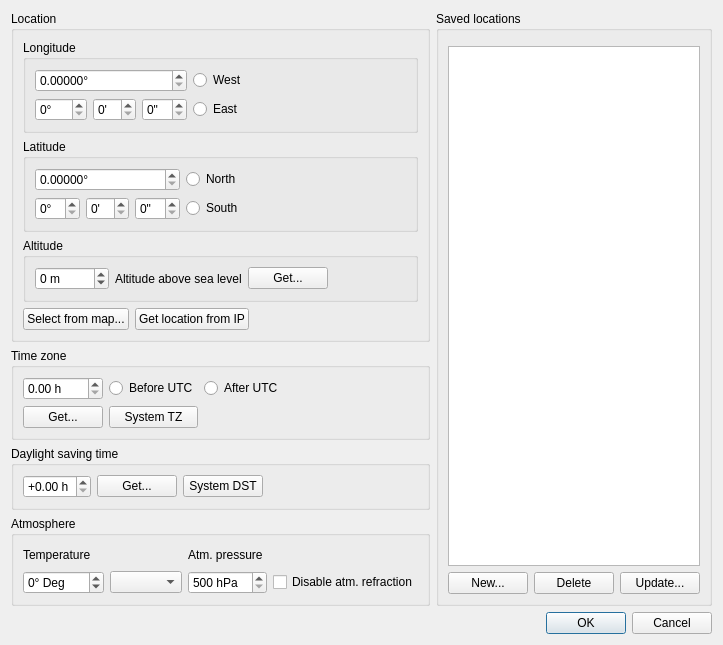
Old version of the form cwpossel.ui in the repository PavelMr/skytechx.
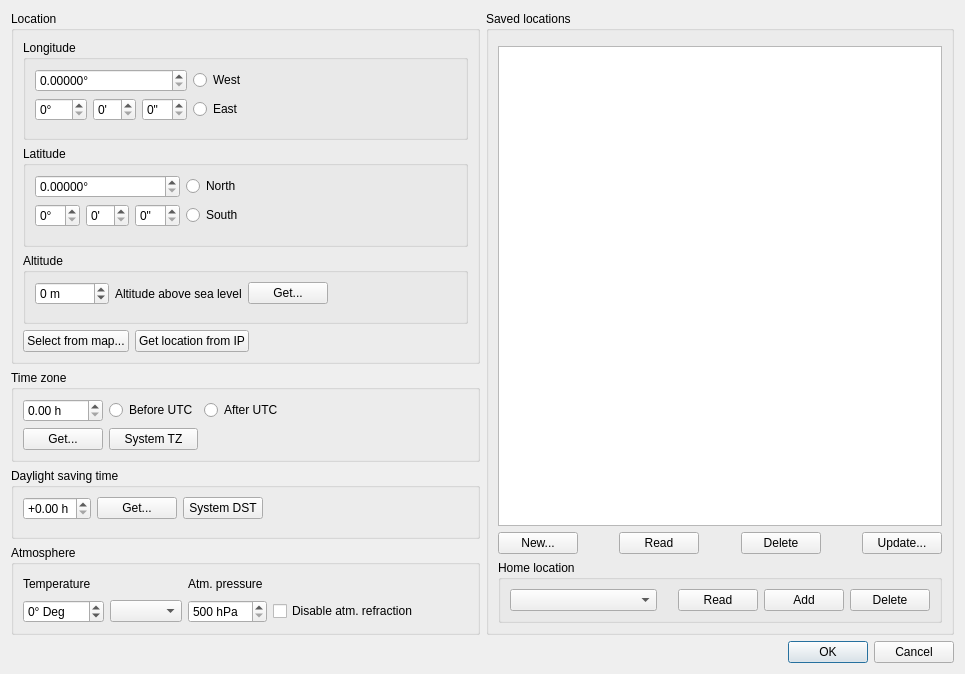
New version of the form. Custom widgets are drawn as their Qt base class.

Commit message: Home location

```diff
--- a/cwpossel.ui
+++ b/cwpossel.ui
@@ -6,8 +6,8 @@
    <rect>
     <x>0</x>
     <y>0</y>
-    <width>684</width>
-    <height>610</height>
+    <width>965</width>
+    <height>674</height>
    </rect>
   </property>
   <property name="windowTitle">
@@ -569,8 +569,11 @@
        <property name="title">
         <string>Saved locations</string>
        </property>
-       <layout class="QGridLayout" name="gridLayout">
-        <item row="1" column="0">
+       <layout class="QVBoxLayout" name="verticalLayout_5">
+        <item>
+         <widget class="CSearchWidget" name="widget" native="true"/>
+        </item>
+        <item>
          <layout class="QVBoxLayout" name="verticalLayout_2" stretch="0,0">
           <item>
            <widget class="CListWidget" name="listWidget">
@@ -607,6 +610,26 @@
               </property>
              </spacer>
             </item>
+            <item>
+             <widget class="QPushButton" name="pushButton_16">
+              <property name="text">
+               <string>Read</string>
+              </property>
+             </widget>
+            </item>
+            <item>
+             <spacer name="horizontalSpacer_11">
+              <property name="orientation">
+               <enum>Qt::Horizontal</enum>
+              </property>
+              <property name="sizeHint" stdset="0">
+               <size>
+                <width>40</width>
+                <height>20</height>
+               </size>
+              </property>
+             </spacer>
+            </item>
             <item>
              <widget class="QPushButton" name="pushButton_9">
               <property name="text">
@@ -638,8 +661,55 @@
           </item>
          </layout>
         </item>
-        <item row="0" column="0">
-         <widget class="CSearchWidget" name="widget" native="true"/>
+        <item>
+         <widget class="QGroupBox" name="groupBox_9">
+          <property name="title">
+           <string>Home location</string>
+          </property>
+          <layout class="QHBoxLayout" name="horizontalLayout_6">
+           <item>
+            <layout class="QHBoxLayout" name="horizontalLayout_5" stretch="10,1,1,1,1">
+             <item>
+              <widget class="QComboBox" name="cb_home"/>
+             </item>
+             <item>
+              <spacer name="horizontalSpacer_12">
+               <property name="orientation">
+                <enum>Qt::Horizontal</enum>
+               </property>
+               <property name="sizeHint" stdset="0">
+                <size>
+                 <width>40</width>
+                 <height>20</height>
+                </size>
+               </property>
+              </spacer>
+             </item>
+             <item>
+              <widget class="QPushButton" name="pushButton_13">
+               <property name="text">
+                <string>Read</string>
+               </property>
+              </widget>
+             </item>
+             <item>
+              <widget class="QPushButton" name="pushButton_14">
+               <property name="text">
+                <string>Add</string>
+               </property>
+              </widget>
+             </item>
+             <item>
+              <widget class="QPushButton" name="pushButton_15">
+               <property name="text">
+                <string>Delete</string>
+               </property>
+              </widget>
+             </item>
+            </layout>
+           </item>
+          </layout>
+         </widget>
         </item>
        </layout>
       </widget>
```
The commit also changes 7 other files.
